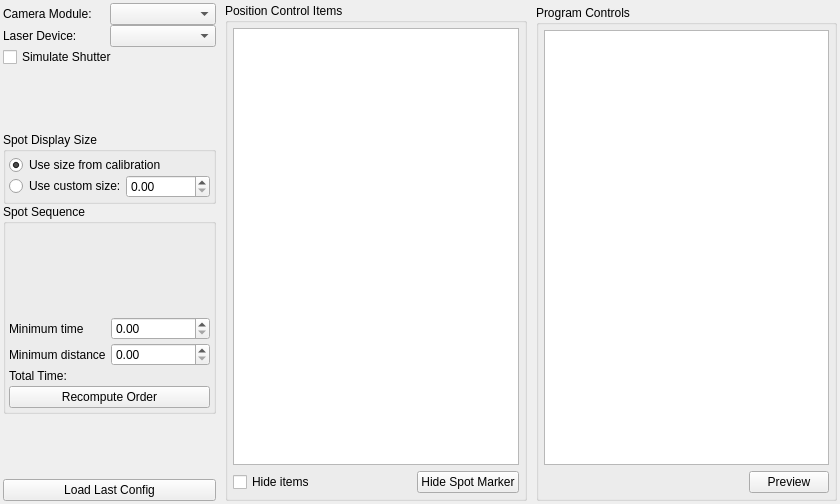
This is acq4/devices/Scanner/TaskTemplate.ui in acq4/acq4 as Qt 5 draws it before an edit. The edited form follows.
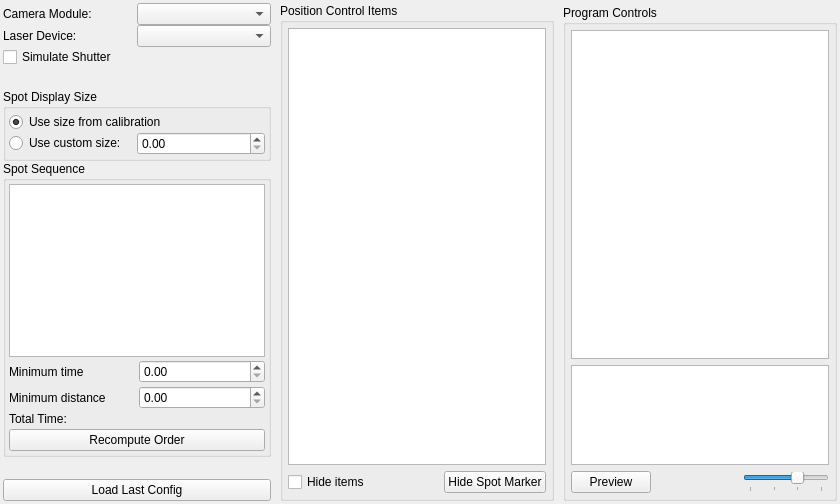
This is the edited form. Custom widgets are drawn as their Qt base class.

Commit message: Added scan program timeline

Diff of the .ui file:
```diff
--- a/acq4/devices/Scanner/TaskTemplate.ui
+++ b/acq4/devices/Scanner/TaskTemplate.ui
@@ -179,23 +179,6 @@
         <property name="spacing">
          <number>3</number>
         </property>
-        <item row="0" column="0" colspan="2">
-         <widget class="PlotWidget" name="tdPlotWidget" native="true">
-          <property name="sizePolicy">
-           <sizepolicy hsizetype="Expanding" vsizetype="Expanding">
-            <horstretch>0</horstretch>
-            <verstretch>0</verstretch>
-           </sizepolicy>
-          </property>
-         </widget>
-        </item>
-        <item row="1" column="0">
-         <widget class="QLabel" name="label_3">
-          <property name="text">
-           <string>Minimum time</string>
-          </property>
-         </widget>
-        </item>
         <item row="1" column="1">
          <widget class="SpinBox" name="minTimeSpin">
           <property name="toolTip">
@@ -216,10 +199,10 @@
           </property>
          </widget>
         </item>
-        <item row="2" column="0">
-         <widget class="QLabel" name="label_4">
+        <item row="4" column="0" colspan="2">
+         <widget class="QLabel" name="timeLabel">
           <property name="text">
-           <string>Minimum distance</string>
+           <string>Total Time:</string>
           </property>
          </widget>
         </item>
@@ -240,6 +223,13 @@
           </property>
          </widget>
         </item>
+        <item row="1" column="0">
+         <widget class="QLabel" name="label_3">
+          <property name="text">
+           <string>Minimum time</string>
+          </property>
+         </widget>
+        </item>
         <item row="5" column="0" colspan="2">
          <widget class="QPushButton" name="recomputeBtn">
           <property name="text">
@@ -247,13 +237,16 @@
           </property>
          </widget>
         </item>
-        <item row="4" column="0" colspan="2">
-         <widget class="QLabel" name="timeLabel">
+        <item row="2" column="0">
+         <widget class="QLabel" name="label_4">
           <property name="text">
-           <string>Total Time:</string>
+           <string>Minimum distance</string>
           </property>
          </widget>
         </item>
+        <item row="0" column="0" colspan="2">
+         <widget class="PlotWidget" name="tdPlotWidget"/>
+        </item>
        </layout>
       </widget>
      </item>
@@ -345,28 +338,47 @@
       <property name="margin">
        <number>5</number>
       </property>
-      <item row="1" column="0">
+      <item row="2" column="0">
        <layout class="QGridLayout" name="gridLayout_9">
         <item row="0" column="0">
-         <spacer name="horizontalSpacer_2">
-          <property name="orientation">
-           <enum>Qt::Horizontal</enum>
-          </property>
-          <property name="sizeHint" stdset="0">
-           <size>
-            <width>40</width>
-            <height>20</height>
-           </size>
-          </property>
-         </spacer>
-        </item>
-        <item row="0" column="1">
          <widget class="QPushButton" name="previewBtn">
           <property name="text">
            <string>Preview</string>
           </property>
          </widget>
         </item>
+        <item row="0" column="1">
+         <spacer name="horizontalSpacer_2">
+          <property name="orientation">
+           <enum>Qt::Horizontal</enum>
+          </property>
+          <property name="sizeHint" stdset="0">
+           <size>
+            <width>40</width>
+            <height>20</height>
+           </size>
+          </property>
+         </spacer>
+        </item>
+        <item row="0" column="2">
+         <widget class="QSlider" name="programPreviewSlider">
+          <property name="maximum">
+           <number>999</number>
+          </property>
+          <property name="value">
+           <number>666</number>
+          </property>
+          <property name="orientation">
+           <enum>Qt::Horizontal</enum>
+          </property>
+          <property name="tickPosition">
+           <enum>QSlider::TicksBelow</enum>
+          </property>
+          <property name="tickInterval">
+           <number>333</number>
+          </property>
+         </widget>
+        </item>
        </layout>
       </item>
       <item row="0" column="0">
@@ -381,6 +393,16 @@
         </column>
        </widget>
       </item>
+      <item row="1" column="0">
+       <widget class="PlotWidget" name="programTimeline">
+        <property name="maximumSize">
+         <size>
+          <width>16777215</width>
+          <height>100</height>
+         </size>
+        </property>
+       </widget>
+      </item>
      </layout>
     </widget>
    </item>
@@ -392,12 +414,6 @@
    <extends>QDoubleSpinBox</extends>
    <header>acq4.pyqtgraph</header>
   </customwidget>
-  <customwidget>
-   <class>PlotWidget</class>
-   <extends>QWidget</extends>
-   <header>acq4.pyqtgraph</header>
-   <container>1</container>
-  </customwidget>
   <customwidget>
    <class>InterfaceCombo</class>
    <extends>QComboBox</extends>
@@ -408,6 +424,11 @@
    <extends>QTreeWidget</extends>
    <header>acq4.pyqtgraph.parametertree</header>
   </customwidget>
+  <customwidget>
+   <class>PlotWidget</class>
+   <extends>QGraphicsView</extends>
+   <header>acq4.pyqtgraph</header>
+  </customwidget>
  </customwidgets>
  <resources/>
  <connections/>
```
The commit also changes 9 other files.
